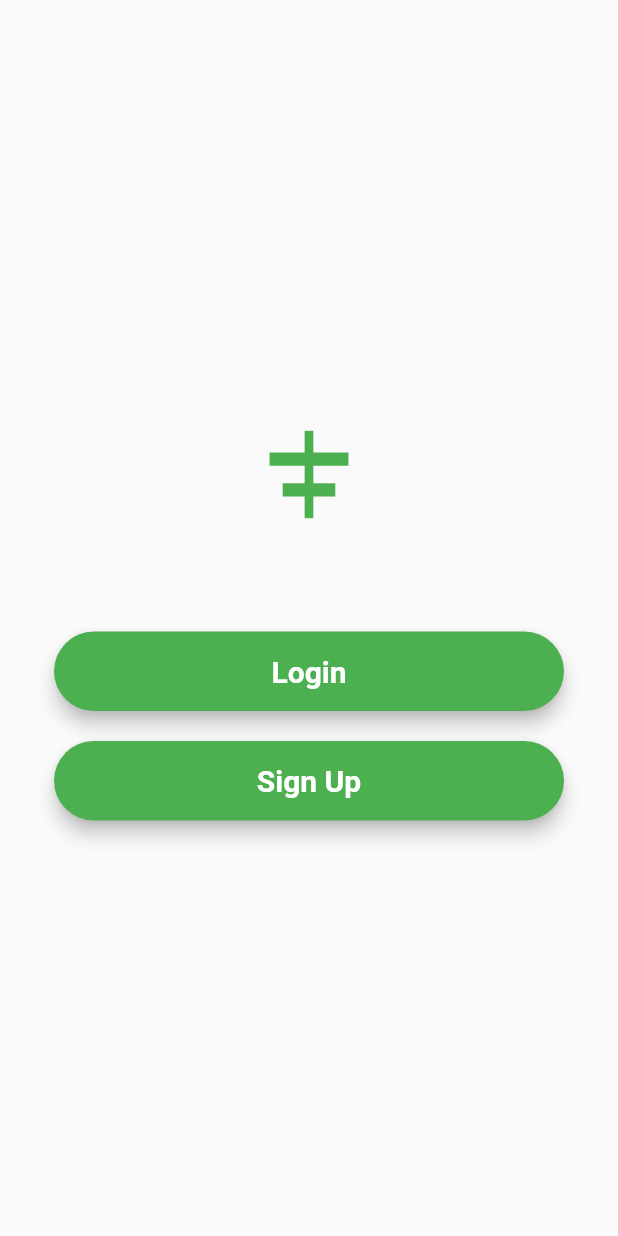
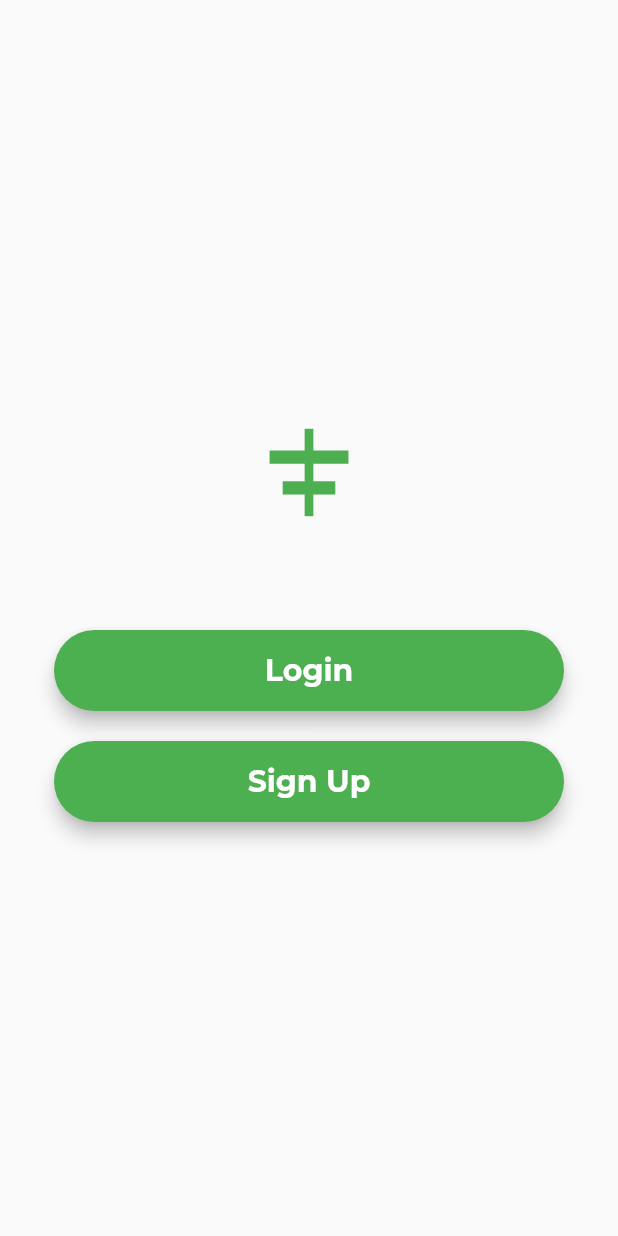
Before and after one commit to grayson40/p2p-app, a Flutter app: the screen it shows after launch, on a phone screen of 412 x 824 dp. Run offline on Flutter 3.47's test engine with Material 2 defaults, Android fonts, the phone set to English and light mode, and no system bars; our stand-ins replace cloud_firestore, firebase_auth, firebase_core, fluttertoast; accounts and stored records are empty.

Commit message:
Add custom font

```diff
--- a/lib/main.dart
+++ b/lib/main.dart
@@ -25,11 +25,13 @@ class MyApp extends StatelessWidget {
         return MaterialApp(
           debugShowCheckedModeBanner: false,
           title: 'P2P App',
-            theme: ThemeData(primarySwatch: Colors.green),
+          theme:
+              ThemeData(primarySwatch: Colors.green, fontFamily: 'Montserrat'),
           darkTheme: ThemeData.dark(),
           themeMode: currentMode,
           home: const Init(),
         );
-        });
+      },
+    );
   }
 }
```
Also changed, not shown: pubspec.yaml (+16 -19 lines), fonts/Montserrat-Italic-VariableFont_wght.ttf (added), fonts/Montserrat-VariableFont_wght.ttf (added). Lines whose indentation alone changed are shown as unchanged.
